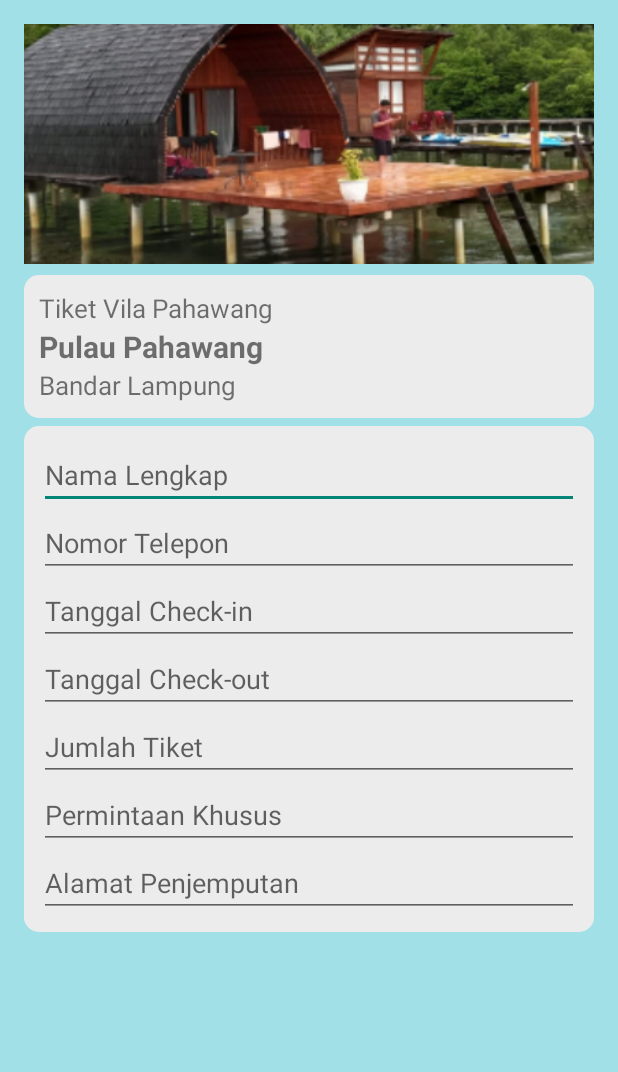
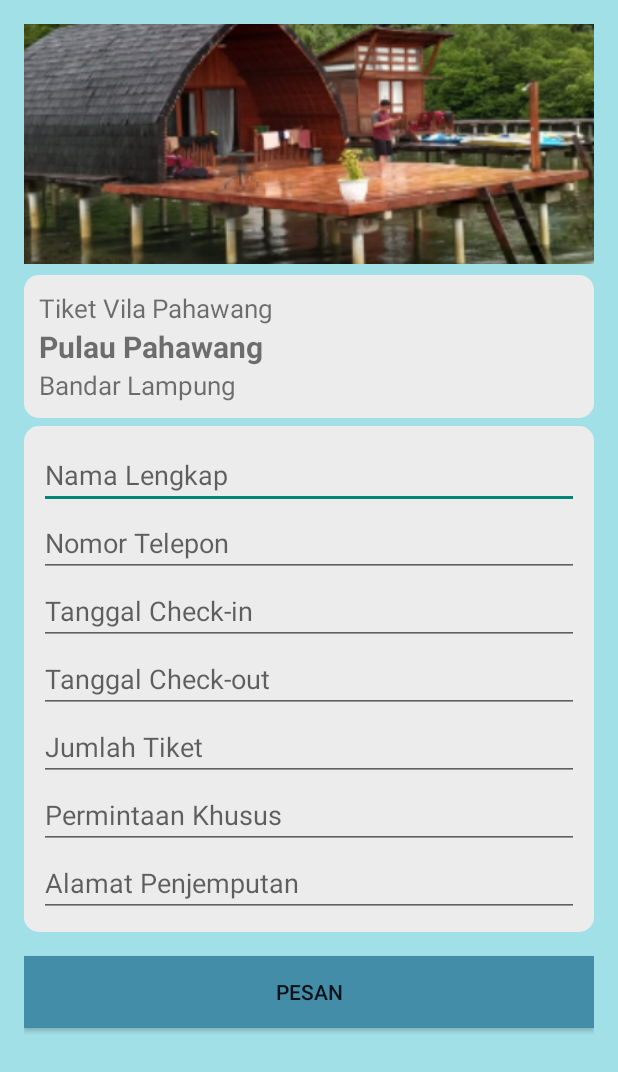
Before and after one commit to emiyuspita/PM-SI21CDX-TWIN-TITANS, an Android app: the TiketVillaSatuActivity screen opened directly, with no data from a screen before it, on a phone screen of 412 x 824 dp. Shown: the top 1072 px of the screen. Run offline under Robolectric (Android 15) with nearby library versions, the phone set to English and light mode, and no system bars; 1 statement that could not run was skipped.

Commit message:
yovi : Penambahan button pada tiket villa dua

```diff
--- a/Program/app/src/main/res/layout/activity_tiket_villa_satu.xml
+++ b/Program/app/src/main/res/layout/activity_tiket_villa_satu.xml
@@ -116,6 +116,14 @@
                     android:inputType="textPersonName" />
 
             </LinearLayout>
+
+            <Button
+                android:id="@+id/btn_pesan"
+                android:layout_width="match_parent"
+                android:layout_height="wrap_content"
+                android:layout_marginTop="16dp"
+                android:text="Pesan"
+                android:background="#448da9"/>
         </LinearLayout>
     </ScrollView>
 </RelativeLayout>
```
